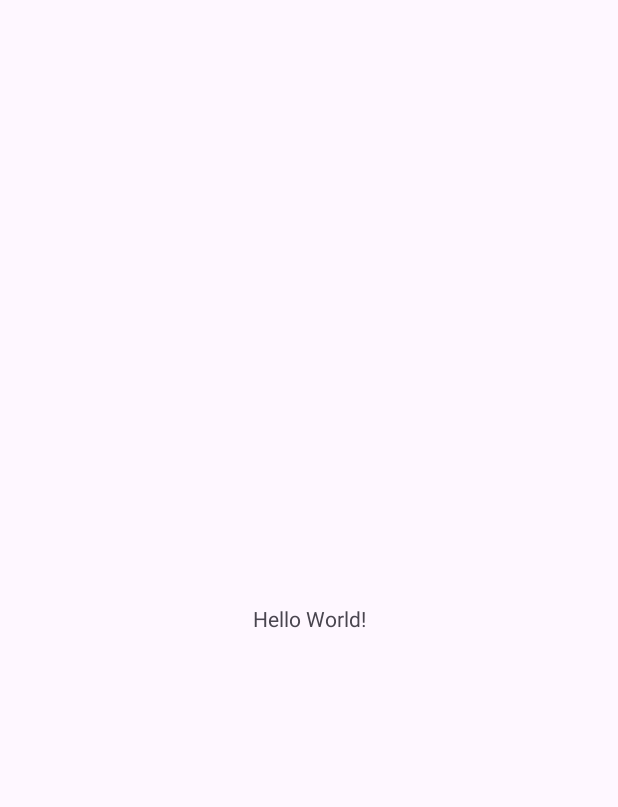
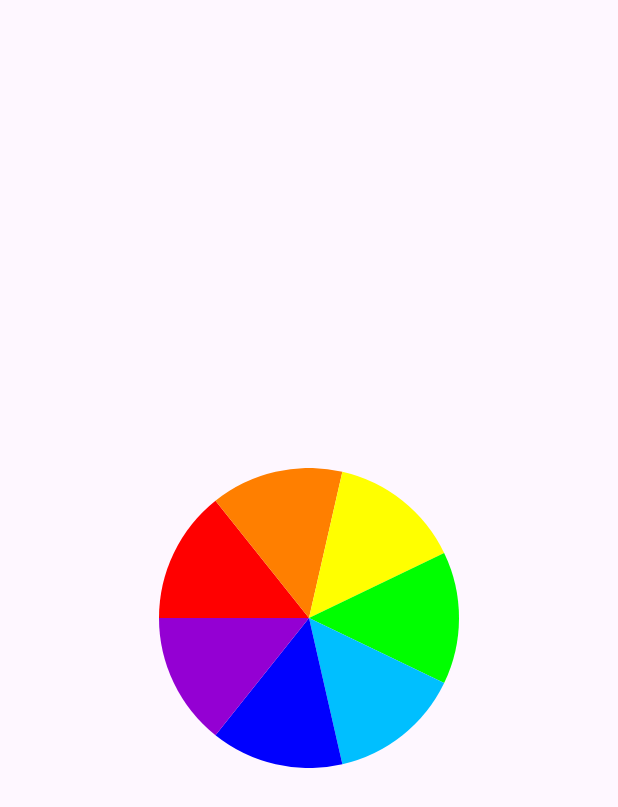
Before and after one commit to bogdash/CustomWheelView, an Android app: the screen it shows after launch (MainActivity), on a phone screen of 412 x 824 dp. Before the commit the part shown is almost empty. Shown: the top 807 px of the screen. Run offline under Robolectric (Android 15) with nearby library versions, the phone set to English and light mode, and no system bars.

Commit message:
Add custom view

```diff
--- /dev/null
+++ b/app/src/main/java/com/bogdash/customwheelview/WheelView.kt
@@ -0,0 +1,55 @@
+package com.bogdash.customwheelview
+
+import android.content.Context
+import android.graphics.Canvas
+import android.graphics.Color
+import android.graphics.Paint
+import android.util.AttributeSet
+import android.view.View
+
+class WheelView(context: Context, attributeSet: AttributeSet) : View(context, attributeSet) {
+    private val paint = Paint()
+    private val startAngle = -180f
+
+    private  val colors = listOf(
+        Color.RED,
+        Color.rgb(255, 127, 0), // orange
+        Color.YELLOW,
+        Color.GREEN,
+        Color.rgb(0, 191, 255), // light blue
+        Color.BLUE,
+        Color.rgb(148, 0, 211) // violet
+    )
+
+    private val sweepAngle = 360f / colors.size
+
+    init {
+        paint.style = Paint.Style.FILL
+        paint.color = Color.RED
+    }
+
+    override fun onDraw(canvas: Canvas) {
+        super.onDraw(canvas)
+        drawCircleRainbow(canvas)
+    }
+
+    private fun drawCircleRainbow(canvas: Canvas) {
+        val centerX = width / 2f
+        val centerY = width / 2f
+        val radius = width.coerceAtMost(height) / 2f
+
+        for (i in colors.indices) {
+            paint.color = colors[i]
+            canvas.drawArc(
+                centerX - radius,
+                centerY - radius,
+                centerX + radius,
+                centerY + radius,
+                startAngle + i * sweepAngle,
+                sweepAngle,
+                true,
+                paint
+            )
+        }
+    }
+}
--- a/app/src/main/res/layout/activity_main.xml
+++ b/app/src/main/res/layout/activity_main.xml
@@ -6,13 +6,11 @@
     android:layout_height="match_parent"
     tools:context=".MainActivity">
 
-    <TextView
-        android:layout_width="wrap_content"
-        android:layout_height="wrap_content"
-        android:text="Hello World!"
+    <com.bogdash.customwheelview.WheelView
+        android:layout_width="200dp"
+        android:layout_height="200dp"
         app:layout_constraintBottom_toBottomOf="parent"
         app:layout_constraintEnd_toEndOf="parent"
         app:layout_constraintStart_toStartOf="parent"
         app:layout_constraintTop_toTopOf="parent" />
-
 </androidx.constraintlayout.widget.ConstraintLayout>
```
